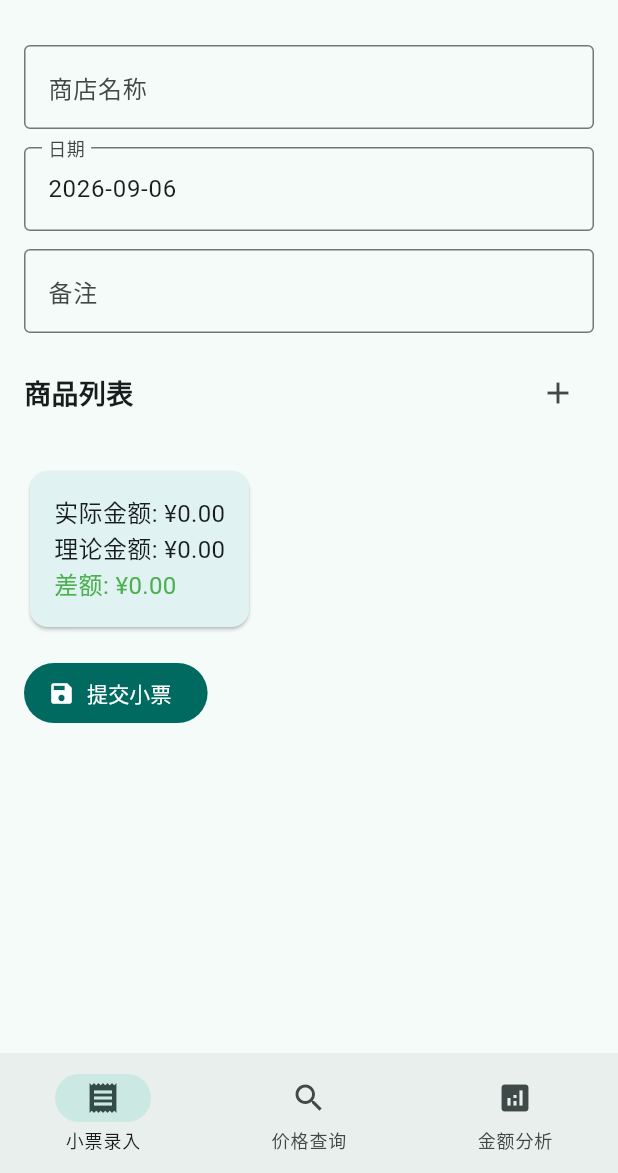
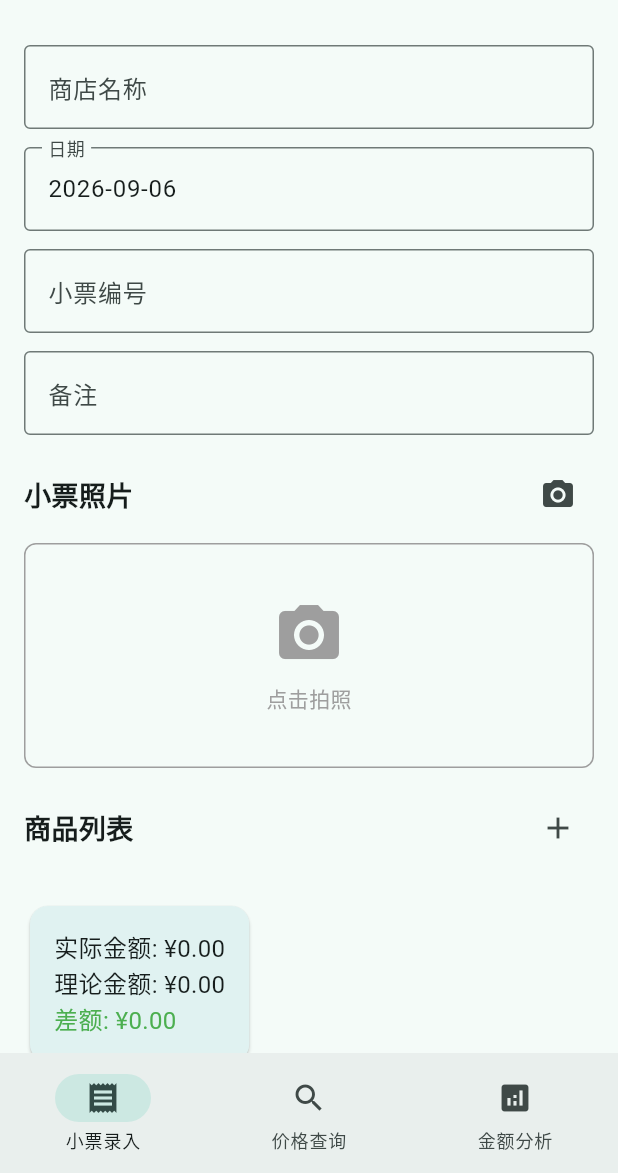
Before and after one commit to code787/receipt_entry, a Flutter app: the screen it shows after launch, on a phone screen of 412 x 824 dp, the part 63-1236 px from its top. Run offline on Flutter 3.47's test engine with Material 3 defaults, Android fonts, the phone set to English and light mode, and no system bars; our stand-ins replace flutter_riverpod, image_picker, sqflite; accounts and stored records are empty.

Commit message:
feat: Add receipt number field and photo capture for receipts
- Add image_picker dependency for camera access
- Add receipt_number and receipt_photo columns to receipts table
- Update Receipt model with new fields (receiptNumber, photoPath)
- DB migration from v1 to v2 with ALTER TABLE
- Add camera permission to AndroidManifest.xml
- Add receipt number input field in receipt entry form
- Add camera button to take receipt photos with preview
- Photos stored in app documents/receipt_photos/

```diff
--- a/lib/core/constants/app_constants.dart
+++ b/lib/core/constants/app_constants.dart
@@ -1,7 +1,7 @@
 class AppConstants {
   static const String appName = '小票录入系统';
   static const String databaseName = 'receipt_entry.db';
-  static const int databaseVersion = 1;
+  static const int databaseVersion = 2;
 
   static const String tableReceipts = 'receipts';
   static const String tableReceiptItems = 'receipt_items';
@@ -19,4 +19,6 @@ class AppConstants {
   static const String colCreatedAt = 'created_at';
   static const String colPrice = 'price';
   static const String colLastUpdated = 'last_updated';
+  static const String colReceiptNumber = 'receipt_number';
+  static const String colReceiptPhoto = 'receipt_photo';
 }
--- a/lib/data/models/receipt.dart
+++ b/lib/data/models/receipt.dart
@@ -5,6 +5,8 @@ class Receipt {
   final String storeName;
   final String date;
   final String? note;
+  final String? receiptNumber;
+  final String? photoPath;
   final double totalAmount;
   final double theoreticalAmount;
   final DateTime createdAt;
@@ -14,6 +16,8 @@ class Receipt {
     required this.storeName,
     required this.date,
     this.note,
+    this.receiptNumber,
+    this.photoPath,
     required this.totalAmount,
     required this.theoreticalAmount,
     DateTime? createdAt,
@@ -25,6 +29,8 @@ class Receipt {
       AppConstants.colStoreName: storeName,
       AppConstants.colDate: date,
       AppConstants.colNote: note,
+      AppConstants.colReceiptNumber: receiptNumber,
+      AppConstants.colReceiptPhoto: photoPath,
       AppConstants.colTotalPrice: totalAmount,
       AppConstants.colCreatedAt: createdAt.toIso8601String(),
     };
@@ -36,6 +42,8 @@ class Receipt {
       storeName: map[AppConstants.colStoreName],
       date: map[AppConstants.colDate],
       note: map[AppConstants.colNote],
+      receiptNumber: map[AppConstants.colReceiptNumber],
+      photoPath: map[AppConstants.colReceiptPhoto],
       totalAmount: (map[AppConstants.colTotalPrice] as num).toDouble(),
       theoreticalAmount: map['${AppConstants.colTotalPrice}_theoretical'] != null
           ? (map['${AppConstants.colTotalPrice}_theoretical'] as num).toDouble()
@@ -49,6 +57,8 @@ class Receipt {
     String? storeName,
     String? date,
     String? note,
+    String? receiptNumber,
+    String? photoPath,
     double? totalAmount,
     double? theoreticalAmount,
     DateTime? createdAt,
@@ -58,6 +68,8 @@ class Receipt {
       storeName: storeName ?? this.storeName,
       date: date ?? this.date,
       note: note ?? this.note,
+      receiptNumber: receiptNumber ?? this.receiptNumber,
+      photoPath: photoPath ?? this.photoPath,
       totalAmount: totalAmount ?? this.totalAmount,
       theoreticalAmount: theoreticalAmount ?? this.theoreticalAmount,
       createdAt: createdAt ?? this.createdAt,
--- a/lib/features/receipt_entry/screens/receipt_entry_screen.dart
+++ b/lib/features/receipt_entry/screens/receipt_entry_screen.dart
@@ -1,5 +1,10 @@
+import 'dart:io';
 import 'package:flutter/material.dart';
 import 'package:flutter_riverpod/flutter_riverpod.dart';
+import 'package:image_picker/image_picker.dart';
+import 'package:path_provider/path_provider.dart';
+import 'package:path/path.dart' as p;
+import 'dart:io' as io;
 import '../../../data/models/receipt.dart';
 import '../../../data/models/receipt_item.dart';
 import '../../../providers/receipt_provider.dart';
@@ -16,9 +21,12 @@ class _ReceiptEntryScreenState extends ConsumerState<ReceiptEntryScreen> {
   final _storeNameController = TextEditingController();
   final _dateController = TextEditingController();
   final _noteController = TextEditingController();
+  final _receiptNumberController = TextEditingController();
 
   final List<ReceiptItem> _items = [];
   String _selectedDate = '';
+  String? _photoPath;
+  final ImagePicker _picker = ImagePicker();
 
   @override
   void initState() {
@@ -32,6 +40,7 @@ class _ReceiptEntryScreenState extends ConsumerState<ReceiptEntryScreen> {
     _storeNameController.dispose();
     _dateController.dispose();
     _noteController.dispose();
+    _receiptNumberController.dispose();
     super.dispose();
   }
 
@@ -59,6 +68,28 @@ class _ReceiptEntryScreenState extends ConsumerState<ReceiptEntryScreen> {
     setState(() => _items.removeAt(index));
   }
 
+  Future<void> _takePhoto() async {
+    final XFile? photo = await _picker.pickImage(
+      source: ImageSource.camera,
+      imageQuality: 80,
+    );
+    if (photo != null) {
+      final appDir = await getApplicationDocumentsDirectory();
+      final photoDir = Directory(p.join(appDir.path, 'receipt_photos'));
+      if (!await photoDir.exists()) {
+        await photoDir.create(recursive: true);
+      }
+      final fileName = 'receipt_${DateTime.now().millisecondsSinceEpoch}.jpg';
+      final savedPath = p.join(photoDir.path, fileName);
+      await io.File(photo.path).copy(savedPath);
+      setState(() => _photoPath = savedPath);
+    }
+  }
+
+  void _removePhoto() {
+    setState(() => _photoPath = null);
+  }
+
   double get _actualTotal => _items.fold(0, (sum, item) => sum + item.totalPrice);
   double get _theoreticalTotal => _items.fold(0, (sum, item) => sum + item.quantity * item.unitPrice);
 
@@ -76,6 +107,8 @@ class _ReceiptEntryScreenState extends ConsumerState<ReceiptEntryScreen> {
       storeName: _storeNameController.text,
       date: _selectedDate,
       note: _noteController.text,
+      receiptNumber: _receiptNumberController.text.isEmpty ? null : _receiptNumberController.text,
+      photoPath: _photoPath,
       totalAmount: _actualTotal,
       theoreticalAmount: _theoreticalTotal,
     );
@@ -87,7 +120,11 @@ class _ReceiptEntryScreenState extends ConsumerState<ReceiptEntryScreen> {
         );
         _storeNameController.clear();
         _noteController.clear();
-        setState(() => _items.clear());
+        _receiptNumberController.clear();
+        setState(() {
+          _items.clear();
+          _photoPath = null;
+        });
       }
     } catch (e) {
       if (mounted) {
@@ -136,10 +173,76 @@ class _ReceiptEntryScreenState extends ConsumerState<ReceiptEntryScreen> {
               ),
               const SizedBox(height: 12),
               TextFormField(
+                controller: _receiptNumberController,
+                decoration: const InputDecoration(
+                  labelText: '小票编号',
+                  border: OutlineInputBorder(),
+                  hintText: '可选',
+                ),
+              ),
+              const SizedBox(height: 12),
+              TextFormField(
                 controller: _noteController,
                 decoration: const InputDecoration(labelText: '备注', border: OutlineInputBorder()),
               ),
               const SizedBox(height: 16),
+
+              // Photo section
+              Row(
+                mainAxisAlignment: MainAxisAlignment.spaceBetween,
+                children: [
+                  const Text('小票照片', style: TextStyle(fontSize: 18, fontWeight: FontWeight.bold)),
+                  Row(
+                    children: [
+                      IconButton(
+                        icon: const Icon(Icons.camera_alt),
+                        onPressed: _takePhoto,
+                        tooltip: '拍照',
+                      ),
+                      if (_photoPath != null)
+                        IconButton(
+                          icon: const Icon(Icons.delete, color: Colors.red),
+                          onPressed: _removePhoto,
+                          tooltip: '删除照片',
+                        ),
+                    ],
+                  ),
+                ],
+              ),
+              const SizedBox(height: 8),
+              if (_photoPath != null)
+                ClipRRect(
+                  borderRadius: BorderRadius.circular(8),
+                  child: Image.file(
+                    File(_photoPath!),
+                    height: 200,
+                    width: double.infinity,
+                    fit: BoxFit.cover,
+                  ),
+                )
+              else
+                GestureDetector(
+                  onTap: _takePhoto,
+                  child: Container(
+                    height: 150,
+                    width: double.infinity,
+                    decoration: BoxDecoration(
+                      border: Border.all(color: Colors.grey),
+                      borderRadius: BorderRadius.circular(8),
+                    ),
+                    child: const Column(
+                      mainAxisAlignment: MainAxisAlignment.center,
+                      children: [
+                        Icon(Icons.camera_alt, size: 48, color: Colors.grey),
+                        SizedBox(height: 8),
+                        Text('点击拍照', style: TextStyle(color: Colors.grey)),
+                      ],
+                    ),
+                  ),
+                ),
+              const SizedBox(height: 16),
+
+              // Items section
               Row(
                 mainAxisAlignment: MainAxisAlignment.spaceBetween,
                 children: [
--- a/pubspec.yaml
+++ b/pubspec.yaml
@@ -18,6 +18,7 @@ dependencies:
   path_provider_android: 2.2.23
   shared_preferences: ^2.2.3
   intl: ^0.19.0
+  image_picker: ^1.1.2
 
 dev_dependencies:
   flutter_test:
```
Also changed, not shown: lib/data/local/database_helper.dart (+8 -2 lines), pubspec.lock, 1 other file. Lines whose indentation alone changed are shown as unchanged.
